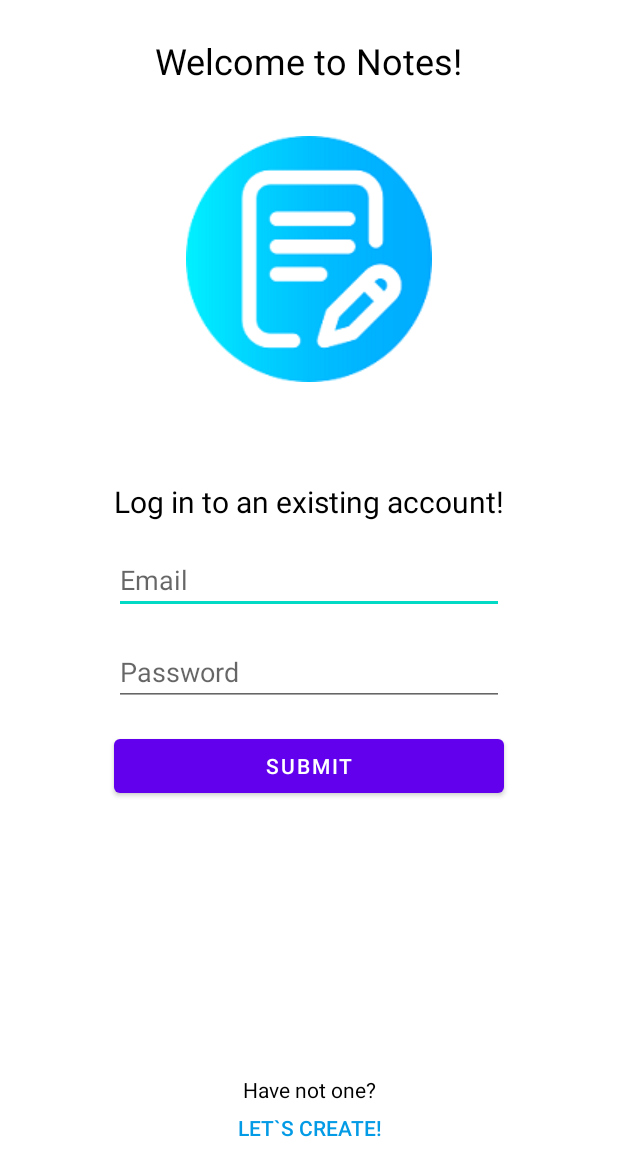
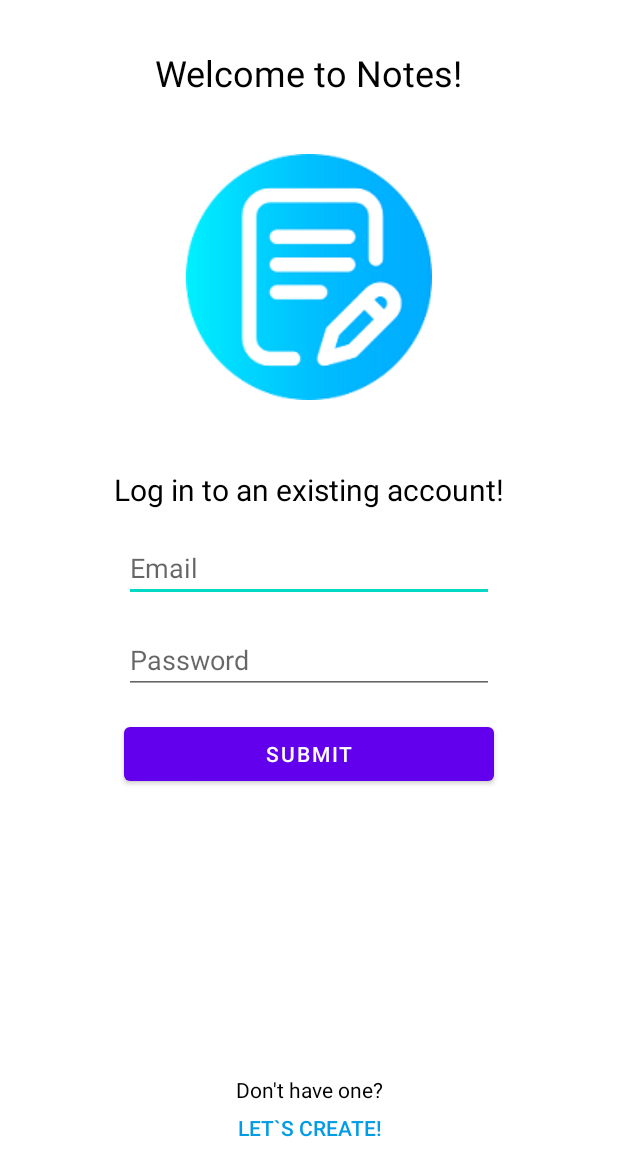
Before and after one commit to qwynbleid/ProductivityApp, an Android app: the screen it shows after launch (MainActivity), on a phone screen of 412 x 824 dp. Shown: the top 1176 px of the screen. Run offline under Robolectric (Android 15) with nearby library versions, the phone set to English and light mode, and no system bars; our stand-ins replace Firebase (no records; nobody signed in at launch, a user with empty details on screens opened directly).

Commit message:
Edited some design in login fragments

```diff
--- a/app/src/main/res/layout/fragment_sign_in.xml
+++ b/app/src/main/res/layout/fragment_sign_in.xml
@@ -17,8 +17,8 @@
             android:id="@+id/textView"
             android:layout_width="wrap_content"
             android:layout_height="wrap_content"
-            android:layout_marginTop="24dp"
-            android:text="Welcome to Notes!"
+            android:layout_marginTop="32dp"
+            android:text="@string/welcome_to_notes"
             android:textColor="@color/text_color"
             android:textSize="24sp"
             app:layout_constraintEnd_toEndOf="parent"
@@ -38,10 +38,10 @@
             android:layout_height="wrap_content"
             android:layout_marginTop="16dp"
             android:ems="10"
+            android:hint="Email"
             android:inputType="textEmailAddress"
-            android:hint="Email"
-            app:layout_constraintEnd_toEndOf="@+id/textView2"
-            app:layout_constraintStart_toStartOf="@+id/textView2"
+            app:layout_constraintEnd_toStartOf="@+id/guideline5"
+            app:layout_constraintStart_toStartOf="@+id/guideline4"
             app:layout_constraintTop_toBottomOf="@+id/textView2" />
 
         <EditText
@@ -70,8 +70,8 @@
             android:id="@+id/textView2"
             android:layout_width="wrap_content"
             android:layout_height="wrap_content"
-            android:layout_marginTop="32dp"
-            android:text="Log in to an existing account!"
+            android:layout_marginTop="24dp"
+            android:text="@string/log_in_to_an_existing_account"
             android:textColor="@color/text_color"
             android:textSize="20sp"
             app:layout_constraintEnd_toEndOf="parent"
@@ -82,6 +82,7 @@
             android:id="@+id/imageView"
             android:layout_width="wrap_content"
             android:layout_height="wrap_content"
+            android:layout_marginTop="16dp"
             app:layout_constraintBottom_toTopOf="@+id/guideline"
             app:layout_constraintEnd_toEndOf="parent"
             app:layout_constraintStart_toStartOf="parent"
@@ -100,7 +101,7 @@
             android:layout_width="wrap_content"
             android:layout_height="wrap_content"
             android:layout_marginTop="16dp"
-            android:text="Have not one?"
+            android:text="@string/don_t_have_one"
             android:textColor="@color/text_color"
             app:layout_constraintEnd_toEndOf="parent"
             app:layout_constraintStart_toStartOf="parent"
@@ -115,7 +116,7 @@
             android:gravity="top"
             android:paddingTop="0dp"
 
-            android:text="Let`s create!"
+            android:text="@string/let_s_create"
             android:textAlignment="center"
             android:textColor="@color/light_blue_600"
             app:layout_constraintBottom_toBottomOf="parent"
@@ -124,5 +125,19 @@
             app:layout_constraintTop_toBottomOf="@+id/textView3"
             tools:ignore="RtlCompat" />
 
+        <androidx.constraintlayout.widget.Guideline
+            android:id="@+id/guideline4"
+            android:layout_width="wrap_content"
+            android:layout_height="wrap_content"
+            android:orientation="vertical"
+            app:layout_constraintGuide_percent="0.2" />
+
+        <androidx.constraintlayout.widget.Guideline
+            android:id="@+id/guideline5"
+            android:layout_width="wrap_content"
+            android:layout_height="wrap_content"
+            android:orientation="vertical"
+            app:layout_constraintGuide_percent="0.8" />
+
     </androidx.constraintlayout.widget.ConstraintLayout>
 </FrameLayout>
--- a/app/src/main/res/values/strings.xml
+++ b/app/src/main/res/values/strings.xml
@@ -2,4 +2,9 @@
     <string name="app_name">MyApp</string>
     <string name="dummy_button">Dummy Button</string>
     <string name="dummy_content">DUMMY\nCONTENT</string>
+    <string name="don_t_have_one">Don\'t have one?</string>
+    <string name="let_s_create">Let`s create!</string>
+    <string name="welcome_to_notes">Welcome to Notes!</string>
+    <string name="log_in_to_an_existing_account">Log in to an existing account!</string>
+    <string name="let_s_create_an_account">Let`s create an account!</string>
 </resources>
```
Also changed, not shown: app/src/main/res/layout/fragment_sign_up.xml (+20 -7 lines), app/src/main/res/layout/note_item.xml (+4 -3 lines).
